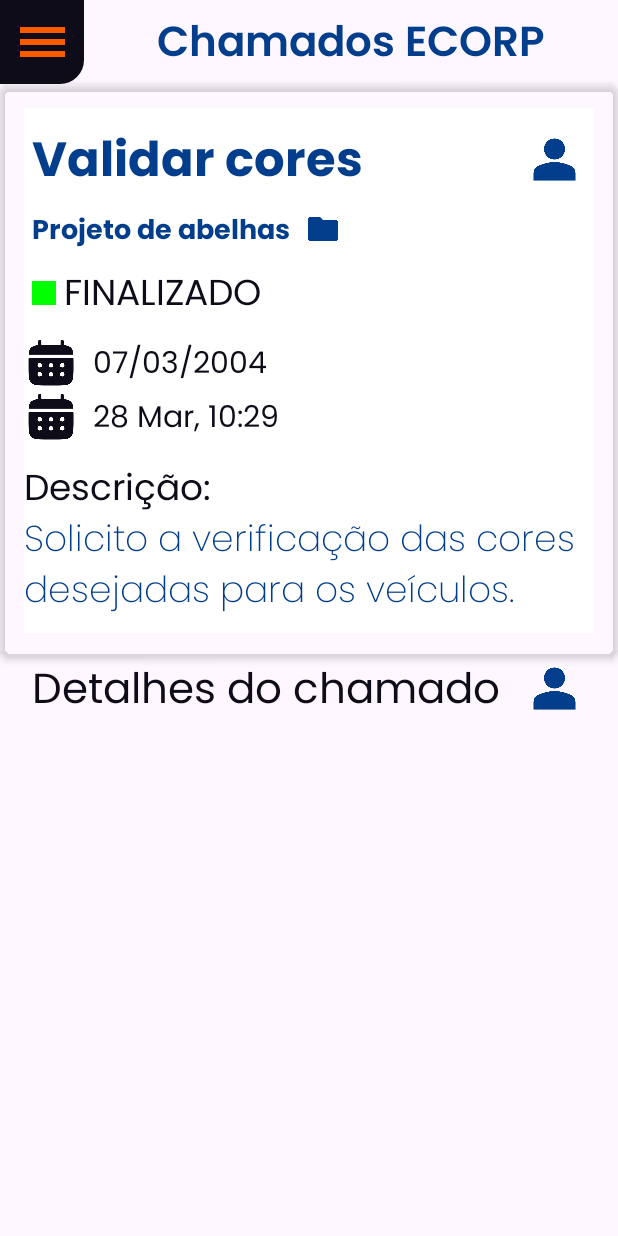
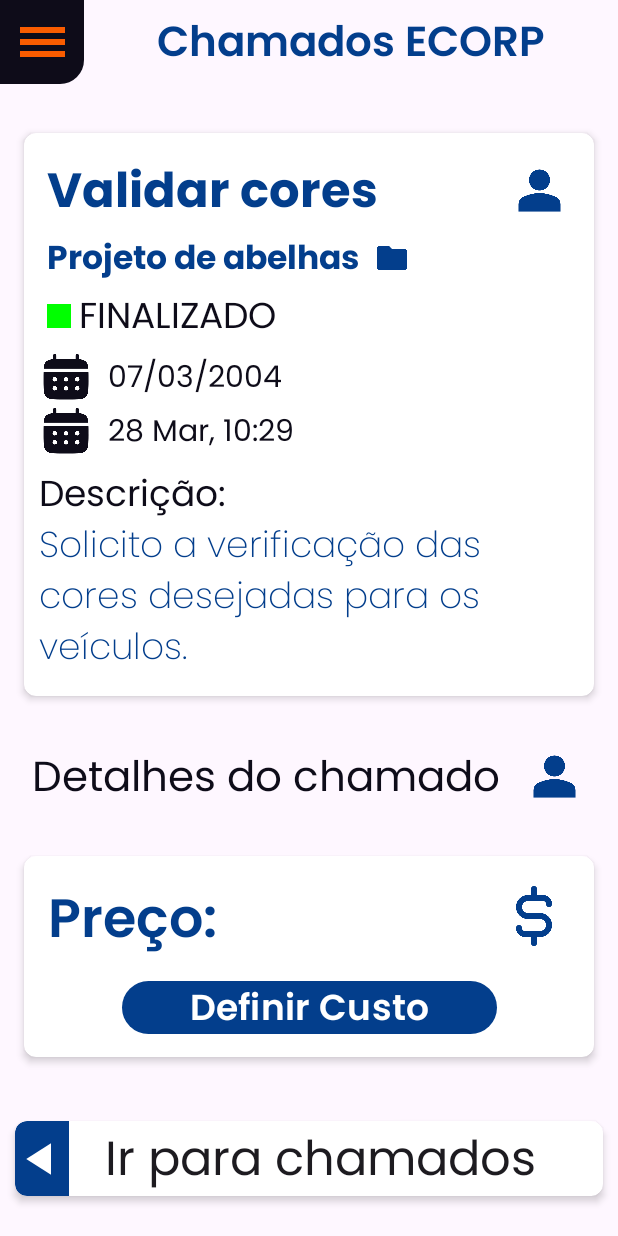
Before and after one commit to ArchFacts/App-Mobile, an Android app built with Jetpack Compose: the @Preview function RequestDetailsPreview, on a phone screen of 412 x 824 dp. Run offline under Robolectric (Android 15) with nearby library versions, the phone set to English and light mode, and no system bars.

Commit message:
Finishing screen with chamados style

```diff
--- a/app/src/main/java/com/example/archfacts_app_web/components/NavigationBar.kt
+++ b/app/src/main/java/com/example/archfacts_app_web/components/NavigationBar.kt
@@ -36,6 +36,7 @@ fun NavigationBar(text: String, color: Color) {
     Surface(
         modifier = Modifier
             .fillMaxWidth()
+            .padding(10.dp)
             .shadow(
                 3.dp,
                 clip = true,
@@ -67,17 +68,15 @@ fun NavigationBar(text: String, color: Color) {
                 )
             }
 
-            Spacer(modifier = Modifier.weight(0.3f))
-
             Text(
                 text = text,
                 fontFamily = Poppins,
-                fontWeight = FontWeight.Medium,
+                fontWeight = FontWeight.Normal,
                 fontSize = 32.sp,
                 textAlign = TextAlign.Start,
                 modifier = Modifier
                     .fillMaxWidth()
-                    .padding(start = 32.dp)
+                    .padding(start = 24.dp)
             )
         }
     }
--- a/app/src/main/java/com/example/archfacts_app_web/screens/RequestDetailsScreen.kt
+++ b/app/src/main/java/com/example/archfacts_app_web/screens/RequestDetailsScreen.kt
@@ -1,11 +1,13 @@
 package com.example.archfacts_app_web.screens
 
 import androidx.compose.foundation.background
+import androidx.compose.foundation.border
 import androidx.compose.foundation.layout.Arrangement
 import androidx.compose.foundation.layout.Box
 import androidx.compose.foundation.layout.Column
 import androidx.compose.foundation.layout.Row
 import androidx.compose.foundation.layout.Spacer
+import androidx.compose.foundation.layout.fillMaxSize
 import androidx.compose.foundation.layout.fillMaxWidth
 import androidx.compose.foundation.layout.height
 import androidx.compose.foundation.layout.padding
@@ -30,8 +32,9 @@ import androidx.compose.ui.unit.dp
 import androidx.compose.ui.unit.sp
 import com.example.archfacts_app_web.R
 import com.example.archfacts_app_web.components.CardType
-import com.example.archfacts_app_web.components.Counter
+import com.example.archfacts_app_web.components.CustomButton
 import com.example.archfacts_app_web.components.NavbarCorner
+import com.example.archfacts_app_web.components.NavigationBar
 import com.example.archfacts_app_web.enums.RequestEnum
 import com.example.archfacts_app_web.ui.theme.ArchBlack
 import com.example.archfacts_app_web.ui.theme.ArchBlue
@@ -86,6 +89,7 @@ fun RequestDetailsBox(requestDetails: RequestDetailsData = dados, modifier: Modi
     Surface(
         modifier = Modifier
             .fillMaxWidth()
+            .padding(16.dp)
             .shadow(
                 3.dp,
                 clip = true,
@@ -93,14 +97,14 @@ fun RequestDetailsBox(requestDetails: RequestDetailsData = dados, modifier: Modi
                 spotColor = Color.Black.copy(alpha = 0.8f),
                 shape = RoundedCornerShape(8.dp)
             )
-            .clip(RoundedCornerShape(8.dp))
-            .padding(16.dp),
+            .clip(RoundedCornerShape(8.dp)),
         color = Color.White,
     ) {
         Column(
             verticalArrangement = Arrangement.SpaceEvenly,
             modifier = Modifier
-                .height(350.dp)
+                .height(375.dp)
+                .padding(10.dp)
         ) {
             Row(
                 horizontalArrangement = Arrangement.SpaceBetween,
@@ -127,11 +131,12 @@ fun RequestDetailsBox(requestDetails: RequestDetailsData = dados, modifier: Modi
             Row(
                 modifier = Modifier
                     .fillMaxWidth()
-                    .padding(horizontal = 5.dp)
+                    .padding(horizontal = 5.dp),
+                verticalAlignment = Alignment.CenterVertically
             ) {
                 Text(
                     text = dados.requestData.project,
-                    fontSize = 18.sp,
+                    fontSize = 22.sp,
                     fontWeight = FontWeight.Bold,
                     color = ArchBlue,
                     fontFamily = Poppins
@@ -205,7 +210,51 @@ fun RequestDetailsBox(requestDetails: RequestDetailsData = dados, modifier: Modi
 
 @Composable
 fun PriceBox() {
+    Surface(
+        modifier = Modifier
+            .fillMaxWidth()
+            .padding(16.dp)
+            .shadow(
+                3.dp,
+                clip = true,
+                ambientColor = Color.Black.copy(alpha = 0.8f),
+                spotColor = Color.Black.copy(alpha = 0.8f),
+                shape = RoundedCornerShape(8.dp)
+            )
+            .clip(RoundedCornerShape(8.dp)),
+        color = Color.White,
+    ) {
+        Column(
+            horizontalAlignment = Alignment.CenterHorizontally,
+            modifier = Modifier
+                .fillMaxWidth()
+                .padding(16.dp)
+        ) {
+            Row(
+                horizontalArrangement = Arrangement.SpaceBetween,
+                modifier = Modifier.fillMaxWidth()
+            ) {
+                Text(
+                    "Preço: ",
+                    fontSize = 36.sp,
+                    fontWeight = FontWeight.SemiBold,
+                    color = ArchBlue,
+                    fontFamily = Poppins,
+                    textAlign = TextAlign.Center,
+                )
+                Icon(
+                    painter = painterResource(id = R.drawable.sign),
+                    contentDescription = "Icone de chamado",
+                    tint = dados.requestData.type.backgroundColor,
+                    modifier = Modifier.size(48.dp)
+                )
+            }
 
+            Spacer(Modifier.height(16.dp))
+
+            CustomButton("Definir Custo", onClick = {}, 250.dp, 35.dp, fontSize = 24.sp)
+        }
+    }
 }
 
 @Composable
@@ -234,8 +283,10 @@ fun RequestDetails(modifier: Modifier = Modifier) {
         },
         content = { innerPadding ->
             Column(
+                verticalArrangement = Arrangement.SpaceEvenly,
                 modifier = Modifier
                     .padding(innerPadding)
+                    .fillMaxSize()
             ) {
                 RequestDetailsBox(modifier = Modifier.padding(5.dp))
 
@@ -260,8 +311,10 @@ fun RequestDetails(modifier: Modifier = Modifier) {
                         tint = dados.requestData.type.backgroundColor,
                         modifier = Modifier.size(42.dp)
                     )
+                }
+                PriceBox()
 
-                }
+                NavigationBar("Ir para chamados", CardType.Chamados.backgroundColor)
             }
         },
         bottomBar = {
```
